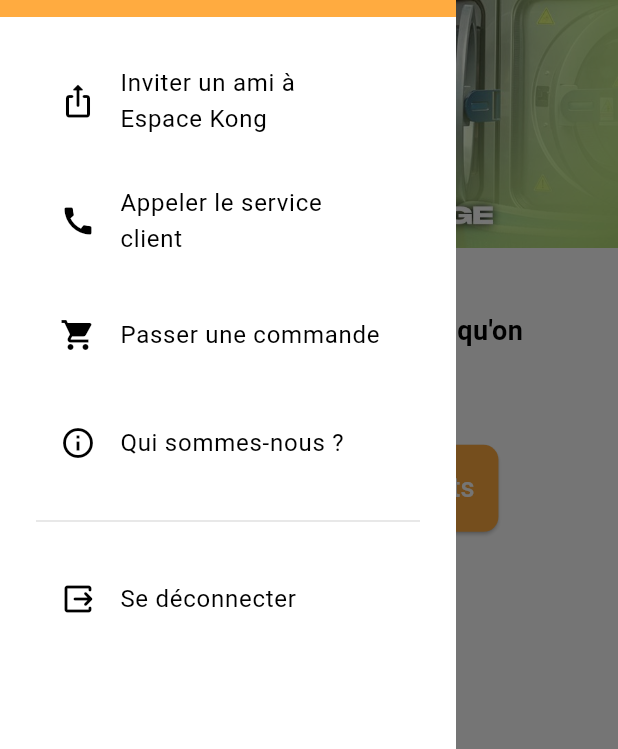
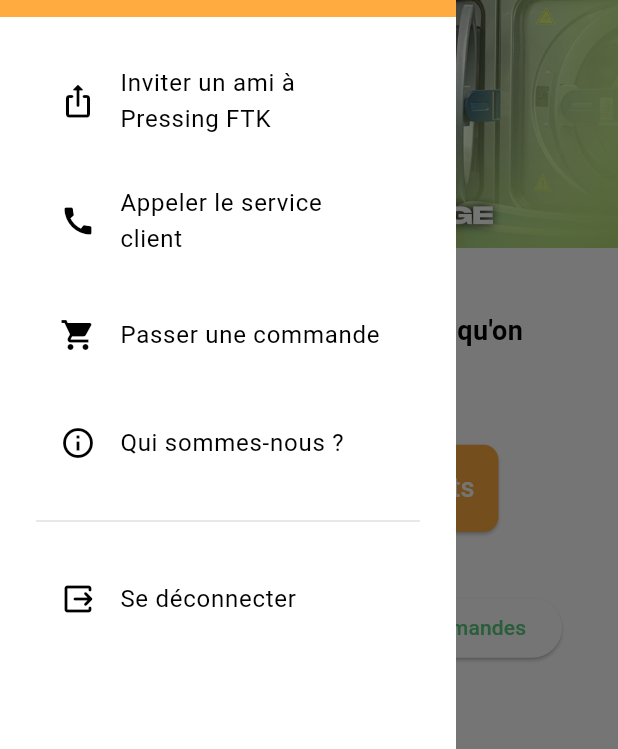
Before and after one commit to 7Berci/espace_kong_client, a Flutter app: the Home screen opened directly, with the side drawer open, on a phone screen of 412 x 824 dp. Shown: the part 298-1047 px from the top of the screen. Run offline on Flutter 3.47's test engine with Material 3 defaults, Android fonts, the phone set to English and light mode, and no system bars; our stand-ins replace animated_theme_switcher, cloud_firestore, email_validator, firebase_auth, firebase_core, flick_video_player and 9 more; missing offline and left inert: cloud_firestore_web, firebase_auth_web, firebase_core_web, firebase_database_web; accounts and stored records are empty.

Commit message:
it seems the last

```diff
--- a/lib/home_folder/home.dart
+++ b/lib/home_folder/home.dart
@@ -1,4 +1,5 @@
 // import 'package:cloud_firestore/cloud_firestore.dart';
+import 'package:cloud_firestore/cloud_firestore.dart';
 import 'package:espace_kong/home_folder/navigation_drawer.dart';
 import 'package:flutter/material.dart';
 import 'package:url_launcher/url_launcher.dart';
@@ -19,7 +20,31 @@
 
 class HomeView extends State<Home> {
   int index = 0;
-  // final userr = UserPreferences.myUser;
+  String? phone;
+
+  @override
+  void initState() {
+    super.initState();
+    fetchPhone();
+  }
+
+  Future<void> fetchPhone() async {
+    // Suppose que tu as un seul document dans la collection 'ftkcontact'
+    final snapshot =
+        await FirebaseFirestore.instance.collection('ftk_files').limit(1).get();
+
+    if (snapshot.docs.isNotEmpty) {
+      setState(() {
+        phone = snapshot.docs.first['phone'];
+      });
+    }
+  }
+
+  void callUs() {
+    if (phone != null) {
+      launchUrl(Uri.parse("tel://$phone"));
+    }
+  }
 
   final screens = [HomePressing(), HomeCulture()];
 
@@ -32,13 +57,13 @@
         title: const Center(
           // child: Text('Que voulez-vous laver ?')
           child: Text(
-            'Espace Kong',
+            'Bienvenu(e) !',
             style: TextStyle(fontSize: 20.0, fontWeight: FontWeight.bold),
           ),
         ),
         actions: [
           IconButton(
-            onPressed: () => launchUrl(Uri.parse("tel://0707104044")),
+            onPressed: callUs,
             // Navigator.of(context)
             //     .pushReplacement(MaterialPageRoute(builder: (context) => Shop()));
             icon: const Icon(Icons.call),
--- a/lib/home_folder/navigation_drawer.dart
+++ b/lib/home_folder/navigation_drawer.dart
@@ -1,26 +1,59 @@
+import 'package:cloud_firestore/cloud_firestore.dart';
 import 'package:espace_kong/home_folder/home.dart';
 import 'package:flutter/material.dart';
+import 'package:share_plus/share_plus.dart';
 import 'package:url_launcher/url_launcher.dart';
-import 'about_us.dart';
+
 import '../auth_folder/auth_page.dart';
 import '../auth_folder/function.dart';
-import 'package:share_plus/share_plus.dart';
+import 'about_us.dart';
 
+class MyNavigationDrawer extends StatefulWidget {
+  const MyNavigationDrawer({super.key});
 
-class MyNavigationDrawer extends StatelessWidget {
-  const MyNavigationDrawer({super.key});
-  // final dbController = Get.put(DatabaseServiceState());
+  @override
+  State<MyNavigationDrawer> createState() => _MyNavigationDrawerState();
+}
+
+class _MyNavigationDrawerState extends State<MyNavigationDrawer> {
+  String? phone;
+  String? lienplaystore;
+
+  @override
+  void initState() {
+    super.initState();
+    fetchftkFile();
+  }
+
+  Future<void> fetchftkFile() async {
+    // Suppose que tu as un seul document dans la collection 'ftkcontact'
+    final snapshot =
+        await FirebaseFirestore.instance.collection('ftk_files').limit(1).get();
+
+    if (snapshot.docs.isNotEmpty) {
+      setState(() {
+        phone = snapshot.docs.first['phone'];
+        lienplaystore = snapshot.docs.first['lienplaystore'];
+      });
+    }
+  }
+
+  void callUs() {
+    if (phone != null) {
+      launchUrl(Uri.parse("tel://$phone"));
+    }
+  }
 
   @override
   Widget build(BuildContext context) => Drawer(
     child: SingleChildScrollView(
       child: Column(
         crossAxisAlignment: CrossAxisAlignment.stretch,
-                children: <Widget>[
-              buildHeader(context),
-              buildMenuItems(context),
-            ])),
+        children: <Widget>[buildHeader(context), buildMenuItems(context)],
+      ),
+    ),
   );
+
   Widget buildHeader(BuildContext context) => Material(
     color: Colors.orangeAccent,
     child: InkWell(
@@ -51,9 +84,7 @@
             // ),
             Text(
               // ignore: prefer_interpolation_to_compose_strings
-                  "" +
-                      (user?.phoneNumber ??
-                          ""), //i could put text in first quotes
+              "" + (user?.phoneNumber ?? ""), //i could put text in first quotes
               // 'aaronberci@yahoo.fr', //if that was the email printed
               style: const TextStyle(fontSize: 16, color: Colors.white),
             ),
@@ -66,6 +97,7 @@
       ),
     ),
   );
+
   Widget buildMenuItems(BuildContext context) => Container(
     padding: const EdgeInsets.all(24),
     child: Wrap(
@@ -73,29 +105,30 @@
       children: [
         ListTile(
           leading: const Icon(Icons.ios_share_rounded),
-              title: const Text('Inviter un ami à Espace Kong'),
-              onTap: () =>
-                  Share.share('check out my website https://afrikeclat.com'),
+          title: const Text('Inviter un ami à Pressing FTK'),
+          onTap: () => Share.share('download fromplaystore $lienplaystore'),
         ),
         ListTile(
           leading: const Icon(Icons.call),
           title: const Text('Appeler le service client'),
-              onTap: () => launchUrl(Uri.parse("tel://0707104044")),
+          onTap: callUs,
         ),
         ListTile(
           leading: const Icon(Icons.shopping_cart),
           title: const Text('Passer une commande'),
           onTap: () {
             Navigator.of(context).pushReplacement(
-                    MaterialPageRoute(builder: (context) => const Home()));
+              MaterialPageRoute(builder: (context) => const Home()),
+            );
           },
         ),
         ListTile(
           leading: const Icon(Icons.info_outline),
           title: const Text('Qui sommes-nous ?'),
           onTap: () {
-                Navigator.of(context).push(
-                    MaterialPageRoute(builder: (context) => const AboutUs()));
+            Navigator.of(
+              context,
+            ).push(MaterialPageRoute(builder: (context) => const AboutUs()));
           },
         ),
         const Divider(color: Colors.black12),
@@ -108,7 +141,8 @@
             await logOut();
             // ignore: use_build_context_synchronously
             Navigator.of(context).pushReplacement(
-                    MaterialPageRoute(builder: (builder) => const AuthPage()));
+              MaterialPageRoute(builder: (builder) => const AuthPage()),
+            );
           },
         ),
       ],
@@ -116,9 +150,7 @@
   );
 }
 
-Widget toShowPicture(
-  String image,
-) {
+Widget toShowPicture(String image) {
   return Container(
     width: 40.0,
     height: 40.0,
--- a/lib/pressing_folder/home_pressing_screen.dart
+++ b/lib/pressing_folder/home_pressing_screen.dart
@@ -91,7 +91,7 @@
         title: const Center(
           // child: Text('Que voulez-vous laver ?')
           child: Text(
-            'ePressing de Kong',
+            'Pressing FTK',
             style: TextStyle(fontSize: 18, color: Colors.white),
           ),
         ),
@@ -147,10 +147,10 @@
                     ),
                   ),
                   const SizedBox(height: 40.0),
-                  Center(
-                    child: Row(
+                  Row(
+                    mainAxisAlignment: MainAxisAlignment.center,
                     children: [
-                        TextButton(
+                      ElevatedButton(
                         onPressed: () {
                           Navigator.of(context).push(
                             MaterialPageRoute(builder: (context) => Tarifs()),
@@ -158,18 +158,15 @@
                         },
                         child: Text("Voir les tarifs"),
                       ),
-                        TextButton(
+                      ElevatedButton(
                         onPressed: () {
                           Navigator.of(context).push(
-                              MaterialPageRoute(
-                                builder: (context) => Archives(),
-                              ),
+                            MaterialPageRoute(builder: (context) => Archives()),
                           );
                         },
                         child: Text("Archives de commandes"),
                       ),
                     ],
-                    ),
                   ),
                 ],
               ),
```
Also changed, not shown: lib/auth_folder/login_widget.dart (+22 -23 lines), lib/auth_folder/signup_widget.dart (+32 -37 lines), lib/culture_folder/home_culture_screen.dart (+14 -2 lines), lib/home_folder/about_us.dart (+50 -31 lines), lib/onbroding_page.dart (+25 -21 lines), assets/images/onBoard2.png, assets/images/onBoard3.png, assets/images/onBoard6.jpg (added), assets/images/onBoard6.png (deleted), 1 other file. Lines whose indentation alone changed are shown as unchanged.
